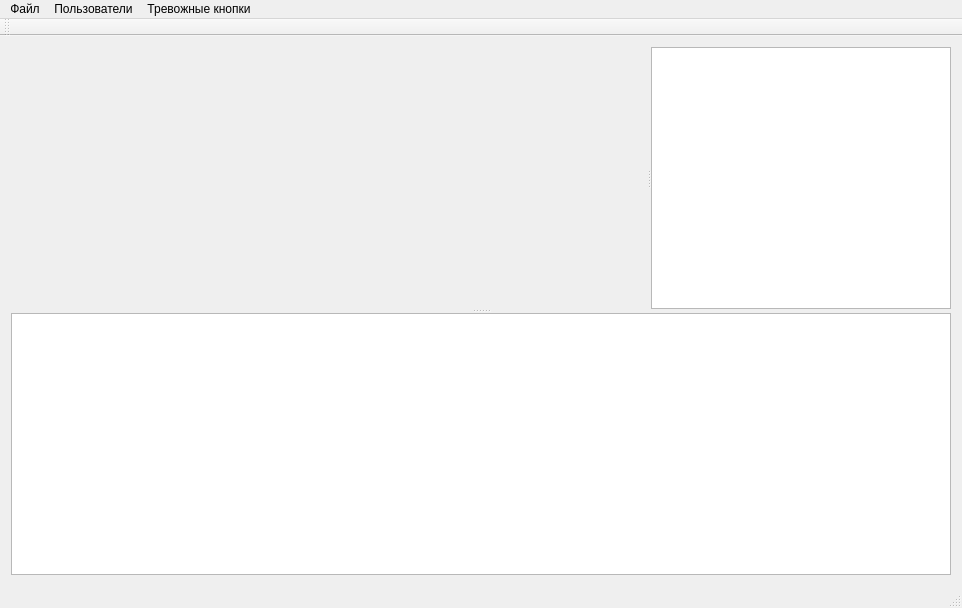
Before: the Qt Designer form Admin-Qt-client/mainwindow.ui in khirnick/befound, drawn with Qt 5.
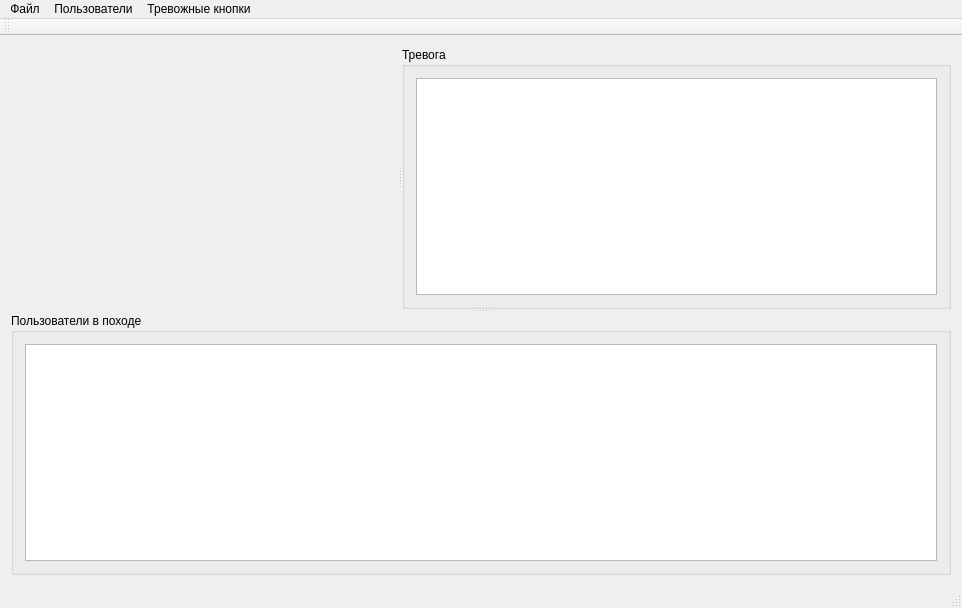
After: the same form once the commit is applied.

Patch:
```diff
--- a/Admin-Qt-client/mainwindow.ui
+++ b/Admin-Qt-client/mainwindow.ui
@@ -32,28 +32,49 @@
          </size>
         </property>
        </widget>
+       <widget class="QGroupBox" name="groupBox_2">
+        <property name="title">
+         <string>Тревога</string>
+        </property>
+        <layout class="QVBoxLayout" name="verticalLayout_7">
+         <item>
        <widget class="QTableView" name="alarmsTable">
-        <property name="maximumSize">
-         <size>
-          <width>300</width>
-          <height>16777215</height>
-         </size>
-        </property>
-       </widget>
-      </widget>
+           <property name="selectionBehavior">
+            <enum>QAbstractItemView::SelectRows</enum>
+           </property>
+           <attribute name="horizontalHeaderCascadingSectionResizes">
+            <bool>true</bool>
+           </attribute>
+           <attribute name="horizontalHeaderShowSortIndicator" stdset="0">
+            <bool>true</bool>
+           </attribute>
+          </widget>
+         </item>
+        </layout>
+       </widget>
+      </widget>
+      <widget class="QGroupBox" name="groupBox">
+       <property name="title">
+        <string>Пользователи в походе</string>
+       </property>
+       <layout class="QVBoxLayout" name="verticalLayout_6">
+        <item>
       <widget class="QTableView" name="usersTable">
-       <property name="maximumSize">
-        <size>
-         <width>16777215</width>
-         <height>16777215</height>
-        </size>
-       </property>
        <property name="selectionBehavior">
         <enum>QAbstractItemView::SelectRows</enum>
        </property>
        <property name="sortingEnabled">
         <bool>true</bool>
        </property>
+          <attribute name="horizontalHeaderCascadingSectionResizes">
+           <bool>true</bool>
+          </attribute>
+          <attribute name="verticalHeaderShowSortIndicator" stdset="0">
+           <bool>true</bool>
+          </attribute>
+         </widget>
+        </item>
+       </layout>
       </widget>
      </widget>
     </item>
```
Lines whose indentation alone changed are shown as unchanged.
